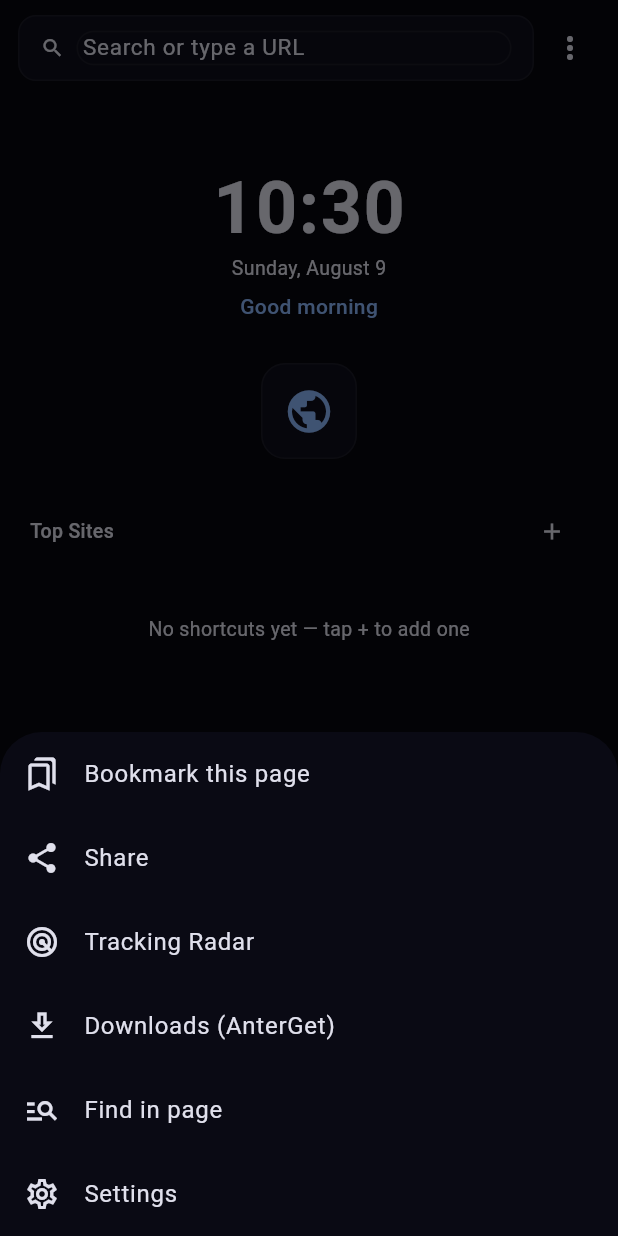
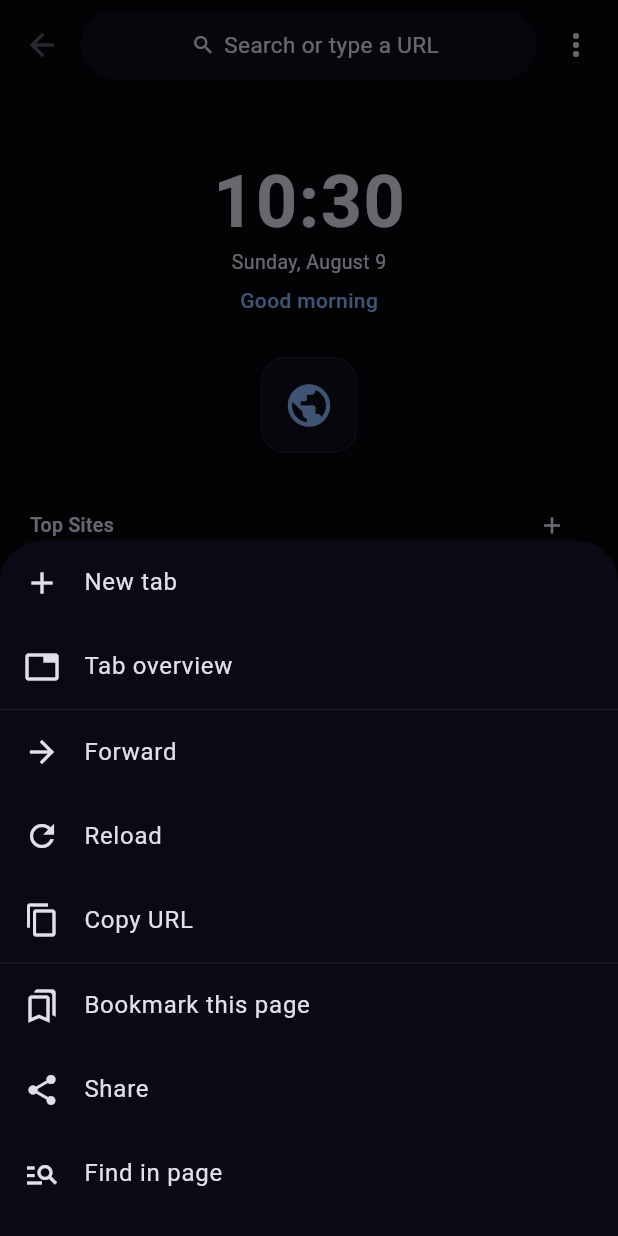
Before and after one commit to planetofoses989/kastrava, a Flutter app: the screen it shows after launch, after a tap on the "more vert" icon, on a phone screen of 412 x 824 dp. Run offline on Flutter 3.47's test engine with Material 3 defaults, Android fonts, the phone set to English and light mode, and no system bars; our stand-ins replace open_filex, shared_preferences, sqflite; missing offline and left inert: flutter_curl, flutter_inappwebview; accounts and stored records are empty.

Commit message:
Chrome Android-style UI + fix omnibox keeping last search
- OmniBar: pill omnibox (rounded 23px, favicon/lock, domain when idle,
  full URL + select-all on focus); stops showing the last typed query
  because it now reflects the active tab URL and reverts on blur
- In-pill reload/stop control; back arrow at top-left (Chrome layout)
- Bottom bar -> Chrome style: New tab + Tab switcher with count badge
- New Chrome-like tab switcher grid (bottom sheet)
- Nav actions (forward/reload/home/copy) moved into the overflow menu;
  removed the phone tab strip (not in Chrome Android)

```diff
--- a/antersurf-mobile/lib/screens/browser_screen.dart
+++ b/antersurf-mobile/lib/screens/browser_screen.dart
@@ -7,7 +7,6 @@ import '../controllers/browser_controller.dart';
 import '../models/browser_tab.dart';
 import '../widgets/omni_bar.dart';
 import '../widgets/bottom_toolbar.dart';
-import '../widgets/tab_strip.dart';
 import 'ntp_screen.dart';
 import 'settings_screen.dart';
 import 'side_panel_screen.dart';
@@ -24,7 +23,6 @@ class BrowserScreen extends StatefulWidget {
 
 class _BrowserScreenState extends State<BrowserScreen> {
   final BrowserController controller = BrowserController();
-  final ScrollController tabScroll = ScrollController();
   final GlobalKey _webAreaKey = GlobalKey();
   final TextEditingController findCtrl = TextEditingController();
 
@@ -45,7 +43,6 @@ class _BrowserScreenState extends State<BrowserScreen> {
   void dispose() {
     controller.removeListener(_onControllerChange);
     controller.dispose();
-    tabScroll.dispose();
     findCtrl.dispose();
     super.dispose();
   }
@@ -99,8 +96,6 @@ class _BrowserScreenState extends State<BrowserScreen> {
               if (!isNew && ctrl != null && (tab?.loading ?? false))
                 _ProgressBar(progress: tab?.progress ?? 0),
               OmniBar(controller: controller),
-              if (!isNew)
-                TabStrip(controller: controller, scroll: tabScroll),
               Expanded(
                 key: _webAreaKey,
                 child: Stack(
--- a/antersurf-mobile/lib/widgets/bottom_toolbar.dart
+++ b/antersurf-mobile/lib/widgets/bottom_toolbar.dart
@@ -2,6 +2,7 @@ import 'package:flutter/material.dart';
 
 import '../app_theme.dart';
 import '../controllers/browser_controller.dart';
+import 'tab_switcher.dart';
 
 class BottomToolbar extends StatelessWidget {
   final BrowserController controller;
@@ -10,12 +11,7 @@ class BottomToolbar extends StatelessWidget {
   @override
   Widget build(BuildContext context) {
     final scheme = AppTheme.scheme();
-    final tab = controller.activeTab;
-
-    Widget navBtn(IconData icon, VoidCallback onTap) {
-      return IconButton(icon: Icon(icon), onPressed: onTap);
-    }
-
+    final count = controller.tabCount;
     return Material(
       color: scheme.surface,
       child: Container(
@@ -26,31 +22,21 @@ class BottomToolbar extends StatelessWidget {
         child: Row(
           mainAxisAlignment: MainAxisAlignment.spaceEvenly,
           children: [
-            navBtn(Icons.arrow_back, tab != null && !tab.isNewTab
-                ? controller.goBack
-                : () {}),
-            navBtn(Icons.arrow_forward, controller.goForward),
             IconButton(
-              icon: tab != null && tab.loading
-                  ? const Icon(Icons.close)
-                  : const Icon(Icons.refresh),
-              onPressed: tab != null && tab.loading
-                  ? controller.stop
-                  : controller.reload,
+              icon: const Icon(Icons.add, size: 26),
+              tooltip: "New tab",
+              onPressed: controller.newTab,
             ),
             IconButton(
-              icon: const Icon(Icons.home_outlined),
-              onPressed: controller.goHome,
+              tooltip: "Tab switcher",
+              onPressed: () => showTabSwitcher(context, controller),
+              icon: Badge(
+                label: Text('$count'),
+                backgroundColor: scheme.primary,
+                textColor: scheme.onPrimary,
+                child: const Icon(Icons.tab, size: 26),
+              ),
             ),
-            navBtn(Icons.shield_outlined, controller.toggleRadar),
-            navBtn(Icons.tab, controller.newTab),
-            Builder(builder: (ctx) {
-              return IconButton(
-                icon: const Icon(Icons.apps),
-                onPressed: () => controller.toggleSidePanel(),
-                color: controller.sidePanelVisible ? scheme.primary : null,
-              );
-            }),
           ],
         ),
       ),
--- a/antersurf-mobile/lib/widgets/omni_bar.dart
+++ b/antersurf-mobile/lib/widgets/omni_bar.dart
@@ -9,6 +9,7 @@ import '../models/bookmark.dart';
 import '../services/app_database.dart';
 import '../services/search_service.dart';
 import '../services/settings_service.dart';
+import 'tab_switcher.dart';
 
 class OmniBar extends StatefulWidget {
   final BrowserController controller;
@@ -20,15 +21,43 @@ class OmniBar extends StatefulWidget {
 
 class _OmniBarState extends State<OmniBar> {
   final TextEditingController _text = TextEditingController();
+  final FocusNode _focus = FocusNode();
   Timer? _debounce;
   List<String> _suggestions = [];
   bool _suggesting = false;
 
   @override
+  void initState() {
+    super.initState();
+    _focus.addListener(_onFocusChanged);
+  }
+
+  @override
   void dispose() {
     _debounce?.cancel();
+    _focus.removeListener(_onFocusChanged);
+    _focus.dispose();
     _text.dispose();
     super.dispose();
+  }
+
+  void _onFocusChanged() {
+    if (_focus.hasFocus) {
+      final tab = widget.controller.activeTab;
+      final url = tab?.url ?? "";
+      if (url.isNotEmpty) {
+        _text.text = url;
+        _text.selection =
+            TextSelection(baseOffset: 0, extentOffset: url.length);
+      } else {
+        _text.clear();
+      }
+      setState(() {});
+    } else {
+      _suggesting = false;
+      _suggestions = [];
+      setState(() {});
+    }
   }
 
   void _onChanged(String value) {
@@ -59,8 +88,22 @@ class _OmniBarState extends State<OmniBar> {
     _submit(s);
   }
 
+  Widget _menuTile({
+    required IconData icon,
+    required String title,
+    required VoidCallback onTap,
+  }) {
+    return ListTile(
+      leading: Icon(icon),
+      title: Text(title),
+      onTap: onTap,
+    );
+  }
+
   void _showMenu(BuildContext context) {
     final tab = widget.controller.activeTab;
+    final loading = tab?.loading ?? false;
+    final s = SettingsService.instance.settings;
     showModalBottomSheet(
       context: context,
       backgroundColor: AppTheme.scheme().surface,
@@ -69,49 +112,106 @@ class _OmniBarState extends State<OmniBar> {
           child: Column(
             mainAxisSize: MainAxisSize.min,
             children: [
-              ListTile(
-                leading: const Icon(Icons.bookmarks_outlined),
-                title: const Text("Bookmark this page"),
+              _menuTile(
+                icon: Icons.add,
+                title: "New tab",
                 onTap: () {
                   Navigator.pop(ctx);
-                  _toggleBookmark(ctx, tab);
+                  widget.controller.newTab();
                 },
               ),
-              ListTile(
-                leading: const Icon(Icons.share),
-                title: const Text("Share"),
+              _menuTile(
+                icon: Icons.tab,
+                title: "Tab overview",
                 onTap: () {
                   Navigator.pop(ctx);
-                  _share(ctx, tab);
+                  showTabSwitcher(context, widget.controller);
                 },
               ),
-              ListTile(
-                leading: const Icon(Icons.radar),
-                title: const Text("Tracking Radar"),
+              const Divider(height: 1),
+              _menuTile(
+                icon: Icons.arrow_forward,
+                title: "Forward",
+                onTap: () {
+                  Navigator.pop(ctx);
+                  widget.controller.goForward();
+                },
+              ),
+              _menuTile(
+                icon: loading ? Icons.close : Icons.refresh,
+                title: loading ? "Stop" : "Reload",
+                onTap: () {
+                  Navigator.pop(ctx);
+                  if (loading) {
+                    widget.controller.stop();
+                  } else {
+                    widget.controller.reload();
+                  }
+                },
+              ),
+              if (s.showHomeBtn)
+                _menuTile(
+                  icon: Icons.home_outlined,
+                  title: "Home",
+                  onTap: () {
+                    Navigator.pop(ctx);
+                    widget.controller.goHome();
+                  },
+                ),
+              if (s.showCopyBtn)
+                _menuTile(
+                  icon: Icons.content_copy,
+                  title: "Copy URL",
+                  onTap: () {
+                    Navigator.pop(ctx);
+                    final url = tab?.url as String? ?? "";
+                    if (url.isNotEmpty) _copyToClipboard(context, url);
+                  },
+                ),
+              const Divider(height: 1),
+              _menuTile(
+                icon: Icons.bookmarks_outlined,
+                title: "Bookmark this page",
+                onTap: () {
+                  Navigator.pop(ctx);
+                  _toggleBookmark(context, tab);
+                },
+              ),
+              _menuTile(
+                icon: Icons.share,
+                title: "Share",
+                onTap: () {
+                  Navigator.pop(ctx);
+                  _share(context, tab);
+                },
+              ),
+              _menuTile(
+                icon: Icons.manage_search,
+                title: "Find in page",
+                onTap: () {
+                  Navigator.pop(ctx);
+                  widget.controller.toggleFind();
+                },
+              ),
+              _menuTile(
+                icon: Icons.download_outlined,
+                title: "Downloads (AnterGet)",
+                onTap: () {
+                  Navigator.pop(ctx);
+                  widget.controller.toggleDownloads();
+                },
+              ),
+              _menuTile(
+                icon: Icons.radar,
+                title: "Tracking Radar",
                 onTap: () {
                   Navigator.pop(ctx);
                   widget.controller.toggleRadar();
                 },
               ),
-              ListTile(
-                leading: const Icon(Icons.download_outlined),
-                title: const Text("Downloads (AnterGet)"),
-                onTap: () {
-                  Navigator.pop(ctx);
-                  widget.controller.toggleDownloads();
-                },
-              ),
-              ListTile(
-                leading: const Icon(Icons.manage_search),
-                title: const Text("Find in page"),
-                onTap: () {
-                  Navigator.pop(ctx);
-                  widget.controller.toggleFind();
-                },
-              ),
-              ListTile(
-                leading: const Icon(Icons.settings_outlined),
-                title: const Text("Settings"),
+              _menuTile(
+                icon: Icons.settings_outlined,
+                title: "Settings",
                 onTap: () {
                   Navigator.pop(ctx);
                   widget.controller.toggleSettings();
@@ -152,8 +252,6 @@ class _OmniBarState extends State<OmniBar> {
     final url = tab?.url as String? ?? "";
     if (url.isEmpty) return;
     try {
-      // Use WebView's share-independent fallback via share sheet is not wired;
-      // copy to clipboard as a lightweight substitute.
       await _copyToClipboard(ctx, url);
     } catch (_) {}
   }
@@ -170,37 +268,112 @@ class _OmniBarState extends State<OmniBar> {
 
   @override
   Widget build(BuildContext context) {
-    final s = SettingsService.instance.settings;
     final scheme = AppTheme.scheme();
     final tab = widget.controller.activeTab;
     final isNew = tab?.isNewTab ?? true;
     final url = tab?.url ?? "";
-    final radius = s.uiRadius == 'large'
-        ? 22.0
-        : s.uiRadius == 'small'
-            ? 6.0
-            : 12.0;
+    final host = tab?.host ?? "";
+    final loading = tab?.loading ?? false;
+    final focused = _focus.hasFocus;
+    final editing = focused || _suggesting;
+    final https = url.startsWith('https://');
 
     return Column(
       mainAxisSize: MainAxisSize.min,
       children: [
         Padding(
-          padding: const EdgeInsets.fromLTRB(12, 8, 8, 8),
+          padding: const EdgeInsets.fromLTRB(4, 6, 4, 6),
           child: Row(
             children: [
+              IconButton(
+                icon: const Icon(Icons.arrow_back),
+                tooltip: "Back",
+                onPressed: isNew ? null : widget.controller.goBack,
+              ),
+              const SizedBox(width: 2),
               Expanded(
                 child: Container(
-                  height: 44,
-                  padding: const EdgeInsets.symmetric(horizontal: 14),
+                  height: 46,
+                  padding: const EdgeInsets.only(left: 12, right: 4),
                   decoration: BoxDecoration(
                     color: scheme.surfaceContainerHighest,
-                    borderRadius: BorderRadius.circular(radius),
-                    border: Border.all(color: scheme.outlineVariant),
+                    borderRadius: BorderRadius.circular(23),
                   ),
-                  child: Row(
+                  child: editing
+                      ? _buildField(scheme, isNew, https)
+                      : _buildIdlePill(scheme, isNew, https, host, url,
+                          loading),
+                ),
+              ),
+              const SizedBox(width: 2),
+              IconButton(
+                icon: const Icon(Icons.more_vert),
+                tooltip: "Menu",
+                onPressed: () => _showMenu(context),
+              ),
+            ],
+          ),
+        ),
+        if (_suggesting && _suggestions.isNotEmpty) _buildSuggestions(context),
+      ],
+    );
+  }
+
+  Widget _buildIdlePill(ColorScheme scheme, bool isNew, bool https,
+      String host, String url, bool loading) {
+    final display = isNew
+        ? "Search or type a URL"
+        : (host.isNotEmpty ? host : (url.isNotEmpty ? url : "Search or type a URL"));
+    return GestureDetector(
+      onTap: () => _focus.requestFocus(),
+      behavior: HitTestBehavior.opaque,
+      child: Stack(
+        alignment: Alignment.center,
+        children: [
+          Row(
+            mainAxisSize: MainAxisSize.min,
             children: [
               Icon(
-                        isNew ? Icons.search : Icons.lock_outline,
+                isNew ? Icons.search : (https ? Icons.lock_outline : Icons.public),
+                size: 16,
+                color: isNew ? scheme.onSurface : scheme.primary,
+              ),
+              const SizedBox(width: 6),
+              Flexible(
+                child: Text(
+                  display,
+                  maxLines: 1,
+                  overflow: TextOverflow.ellipsis,
+                  style: TextStyle(fontSize: 15, color: scheme.onSurface),
+                ),
+              ),
+            ],
+          ),
+          if (!isNew && url.isNotEmpty)
+            Align(
+              alignment: Alignment.centerRight,
+              child: GestureDetector(
+                onTap: loading ? widget.controller.stop : widget.controller.reload,
+                child: Padding(
+                  padding: const EdgeInsets.all(8),
+                  child: Icon(
+                    loading ? Icons.close : Icons.refresh,
+                    size: 18,
+                    color: scheme.onSurface,
+                  ),
+                ),
+              ),
+            ),
+        ],
+      ),
+    );
+  }
+
+  Widget _buildField(ColorScheme scheme, bool isNew, bool https) {
+    return Row(
+      children: [
+        Icon(
+          isNew ? Icons.search : (https ? Icons.lock_outline : Icons.public),
           size: 16,
           color: isNew ? scheme.onSurface : scheme.primary,
         ),
@@ -208,12 +381,9 @@ class _OmniBarState extends State<OmniBar> {
         Expanded(
           child: TextField(
             controller: _text,
+            focusNode: _focus,
             onChanged: _onChanged,
             onSubmitted: _submit,
-                          onTap: () {
-                            _text.selection = TextSelection(
-                                baseOffset: 0, extentOffset: _text.text.length);
-                          },
             style: TextStyle(fontSize: 15, color: scheme.onSurface),
             decoration: const InputDecoration(
               isDense: true,
@@ -225,32 +395,6 @@ class _OmniBarState extends State<OmniBar> {
             textInputAction: TextInputAction.go,
           ),
         ),
-                      if (s.showCopyBtn && url.isNotEmpty && !isNew)
-                        IconButton(
-                          icon: const Icon(Icons.content_copy, size: 16),
-                          onPressed: () => _copyToClipboard(context, url),
-                          visualDensity: VisualDensity.compact,
-                          padding: EdgeInsets.zero,
-                          constraints:
-                              const BoxConstraints(minWidth: 32, minHeight: 32),
-                        ),
-                    ],
-                  ),
-                ),
-              ),
-              if (s.showHomeBtn)
-                IconButton(
-                  icon: const Icon(Icons.home_outlined),
-                  onPressed: widget.controller.goHome,
-                ),
-              IconButton(
-                icon: const Icon(Icons.more_vert),
-                onPressed: () => _showMenu(context),
-              ),
-            ],
-          ),
-        ),
-        if (_suggesting && _suggestions.isNotEmpty) _buildSuggestions(context),
       ],
     );
   }
```
Also changed, not shown: antersurf-mobile/lib/widgets/tab_switcher.dart (added, +160 -0 lines). Lines whose indentation alone changed are shown as unchanged.
